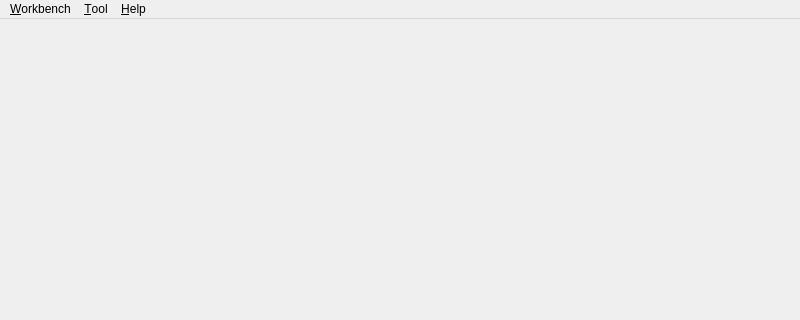
The window that app/src/gui/MainWindow.ui (dysonltd-zz/gts) describes before a commit, drawn with Qt 5; both pictures show x 0 to 800 and y 0 to 320 of the 800 by 600 pixel window.
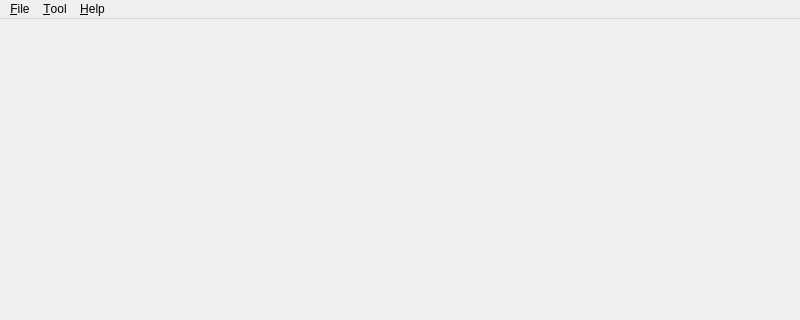
The same window after the commit. Icons and pictures are not drawn.

Patch:
```diff
--- a/app/src/gui/MainWindow.ui
+++ b/app/src/gui/MainWindow.ui
@@ -38,7 +38,7 @@
    </property>
    <widget class="QMenu" name="m_workbenchMenu">
     <property name="title">
-     <string>&amp;Workbench</string>
+     <string>&amp;File</string>
     </property>
     <addaction name="m_newWorkbenchAction"/>
     <addaction name="m_openWorkbenchAction"/>
```
Left out of the diff: 3 changed lines with no effect on the pictures.
